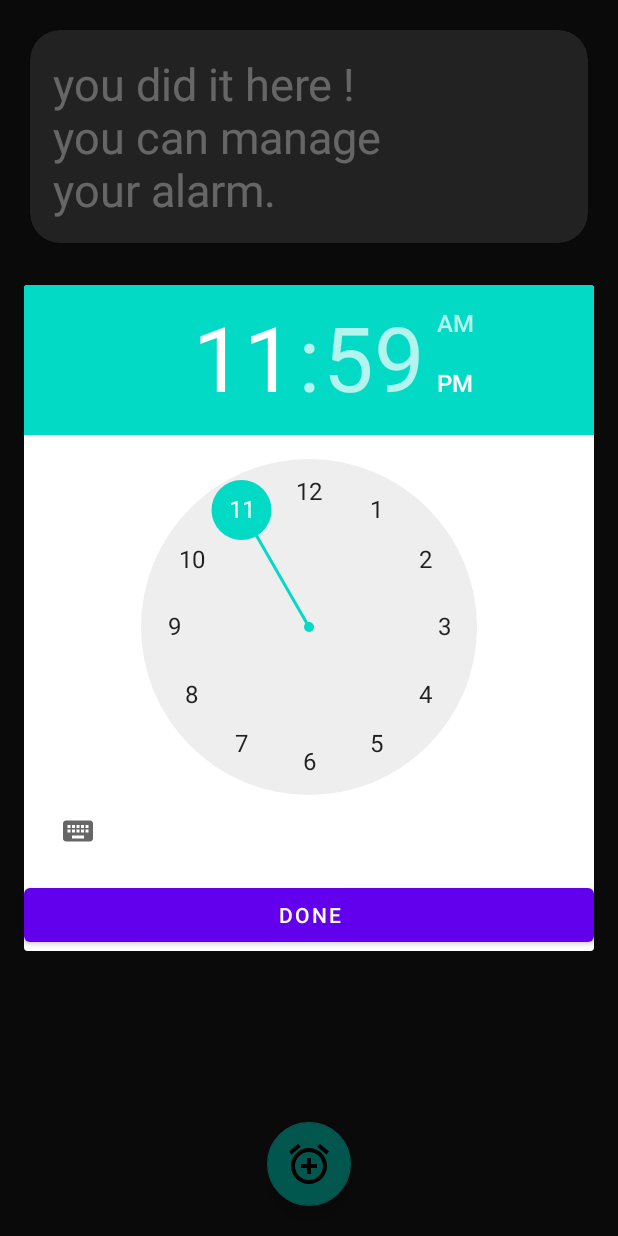
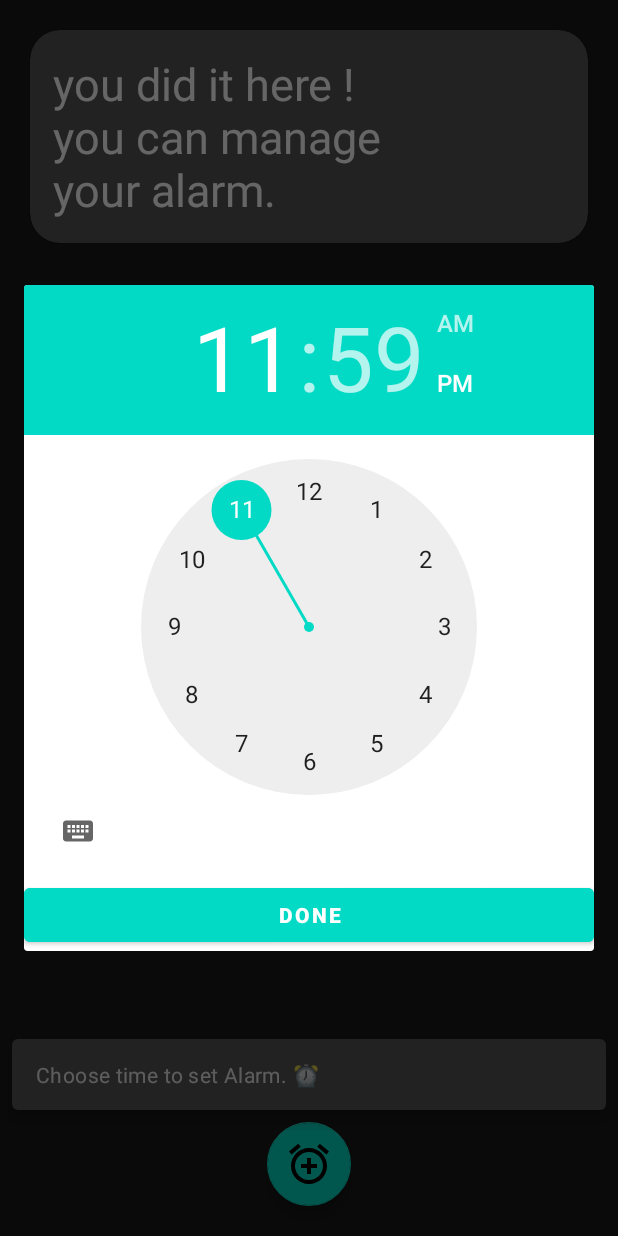
Before and after one commit to SandeepUrankar/AlarmManager, an Android app: the screen it shows after launch (MainActivity), after a tap on "FAB to create new Alarm", on a phone screen of 412 x 824 dp. Run offline under Robolectric (Android 15) with nearby library versions, the phone set to English and light mode, and no system bars.

Commit message:
Changed Toast to Snackbar.

```diff
--- a/app/src/main/java/com/example/alarm/MainActivity.kt
+++ b/app/src/main/java/com/example/alarm/MainActivity.kt
@@ -1,13 +1,13 @@
 package com.example.alarm
 
-import android.content.Intent
+import android.annotation.SuppressLint
 import androidx.appcompat.app.AppCompatActivity
 import android.os.Bundle
-import android.widget.TimePicker
 import android.widget.Toast
+import androidx.core.view.accessibility.AccessibilityEventCompat.setAction
 import androidx.fragment.app.DialogFragment
-import androidx.fragment.app.FragmentManager
 import com.google.android.material.floatingactionbutton.FloatingActionButton
+import com.google.android.material.snackbar.Snackbar
 
 class MainActivity : AppCompatActivity() {
     private lateinit var fab : FloatingActionButton
@@ -21,7 +21,12 @@ class MainActivity : AppCompatActivity() {
         popupTimePicker = AddAlarm()
         val fragmentManager = supportFragmentManager
         fab.setOnClickListener {
-            Toast.makeText(this, "Choose time to set Alarm. ⏰", Toast.LENGTH_SHORT).show()
+            Snackbar.make(this, findViewById(R.id.cardView),"Choose time to set Alarm. ⏰", Snackbar.ANIMATION_MODE_SLIDE )
+                .setAnchorView(R.id.fabAddAlarm)
+                .setBackgroundTint(resources.getColor(R.color.background_card))
+                .setTextColor(resources.getColor(R.color.white))
+                .show()
+//            Toast.makeText(this, "Choose time to set Alarm. ⏰", Toast.LENGTH_SHORT).show()
             popupTimePicker.show(fragmentManager, "Choose time.")
         }
     }
@@ -36,6 +41,13 @@ class MainActivity : AppCompatActivity() {
     fun setTime(selectedHours: Int, selectedMins: Int){
         this.selectedHours = selectedHours
         this.selectedMins = selectedMins
-        Toast.makeText(applicationContext, "${this.selectedHours}:${this.selectedMins}", Toast.LENGTH_SHORT).show()
+        Snackbar.make(fab,"Alarm is set to ${this.selectedHours}:${this.selectedMins}", Snackbar.LENGTH_SHORT )
+            .setAction("OK"){}
+            .setAnchorView(R.id.fabAddAlarm)
+            .setBackgroundTint(resources.getColor(R.color.background_card))
+            .setTextColor(resources.getColor(R.color.white))
+            .setActionTextColor(resources.getColor(R.color.teal_200))
+            .show()
+//        Toast.makeText(applicationContext, "${this.selectedHours}:${this.selectedMins}", Toast.LENGTH_SHORT).show()
     }
 }
--- a/app/src/main/res/layout/add_alarm.xml
+++ b/app/src/main/res/layout/add_alarm.xml
@@ -19,6 +19,8 @@
         android:layout_height="wrap_content"
         android:layout_marginTop="8dp"
         android:text="Done"
+        android:backgroundTint="@color/teal_200"
+        android:textStyle="bold"
         app:layout_constraintBottom_toBottomOf="parent"
         app:layout_constraintEnd_toEndOf="parent"
         app:layout_constraintHorizontal_bias="0.5"
```
